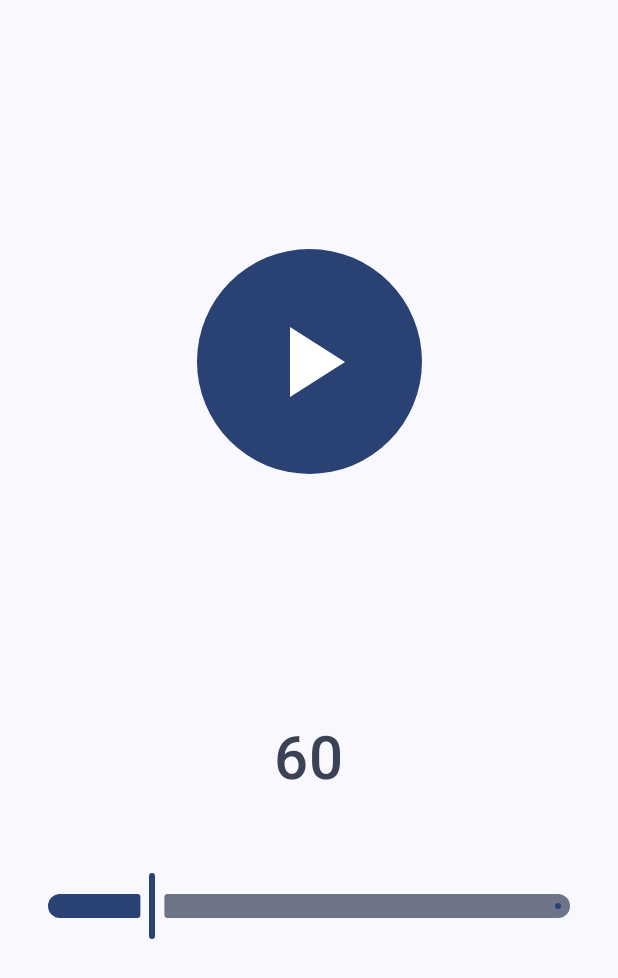
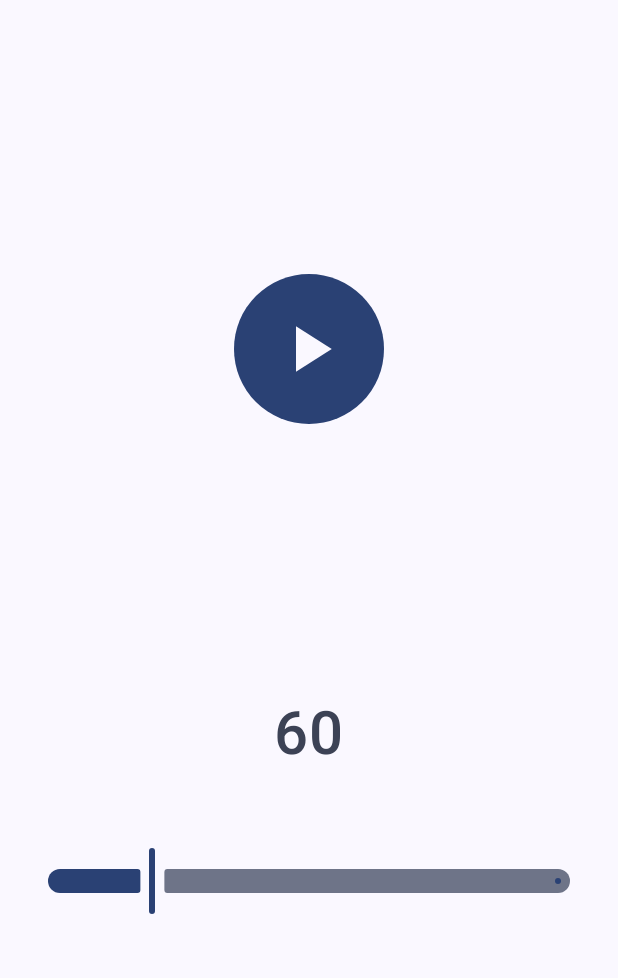
Before and after one commit to manugarciat/el-metronomo, an Android app built with Jetpack Compose: the screen it shows after launch (MainActivity), on a phone screen of 412 x 824 dp. Shown: the top 978 px of the screen. Run offline under Robolectric (Android 15) with nearby library versions, the phone set to English and light mode, and no system bars; our stand-ins replace accompanist; 2 statements that could not run were skipped.

Commit message:
Leve mejora de UI

```diff
--- a/app/src/main/java/com/mnlgt/elmetronomo/ui/MetronomoScreen.kt
+++ b/app/src/main/java/com/mnlgt/elmetronomo/ui/MetronomoScreen.kt
@@ -58,13 +58,14 @@ fun MetronomoScreen(modifier: Modifier, viewModel: MetronomoViewModel) {
         Button(
             onClick = { coroutineScope.launch { viewModel.aprietaBoton() } },
             shape = CircleShape,
-            modifier = Modifier.size(150.dp)
+            modifier = Modifier.size(100.dp)
         ) {
 
             Icon(
                 imageVector = if (uiState.andando) Icons.Default.Close else Icons.Default.PlayArrow,
                 contentDescription = "content description",
-                modifier = Modifier.size(80.dp)
+                modifier = Modifier.size(80.dp),
+                tint = MaterialTheme.colorScheme.background
             )
 
 
```
